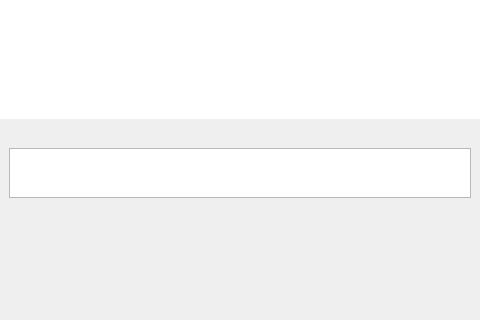
First picture: the form in src/miniature.ui, repository mikhas/miniature, before the edit; both pictures show x 0 to 480 and y 480 to 800 of the 480 by 800 pixel window.
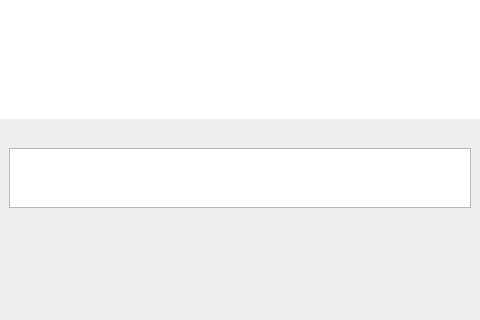
Second picture: the form after the edit. Custom widgets are drawn as their Qt base class.

Commit message: Redirected MGame debug output to main window

```diff
--- a/src/miniature.ui
+++ b/src/miniature.ui
@@ -415,7 +415,7 @@
          <property name="maximumSize">
           <size>
            <width>16777215</width>
-           <height>50</height>
+           <height>60</height>
           </size>
          </property>
          <property name="horizontalScrollBarPolicy">
```
The commit also changes 2 other files.
